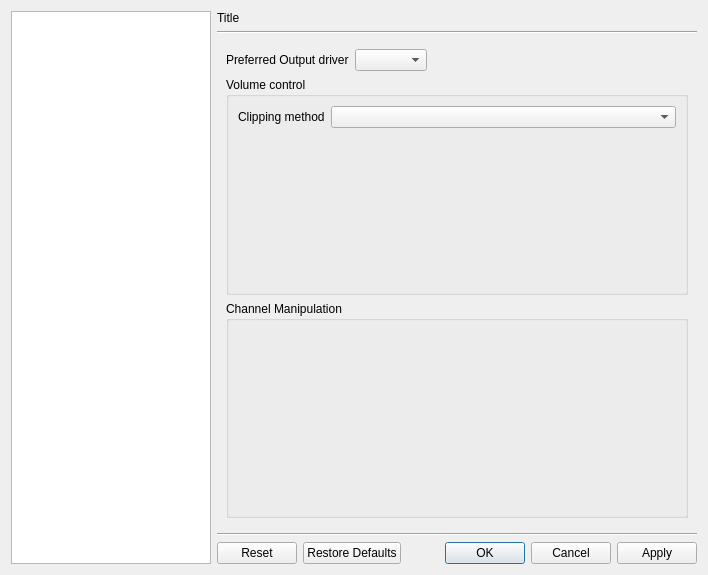
Old version of the form src/cmplayer/ui/prefdialog.ui in the repository bylee20/bomi.
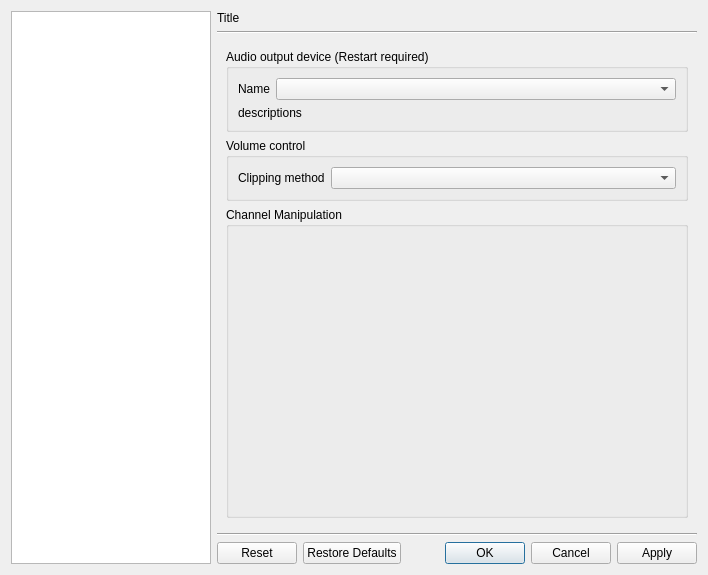
New version of the form. The open tabs and pages were chosen to show the change. Icons and pictures are not drawn. Custom widgets are drawn as their Qt base class.

Commit message: * New: audio device list (#121)

The edit to the form file:
```diff
--- a/src/cmplayer/ui/prefdialog.ui
+++ b/src/cmplayer/ui/prefdialog.ui
@@ -433,31 +433,41 @@
        <widget class="QWidget" name="audio_sound">
         <layout class="QVBoxLayout" name="verticalLayout_37">
          <item>
+          <widget class="QGroupBox" name="groupBox_31">
+           <property name="title">
+            <string>Audio output device (Restart required)</string>
+           </property>
+           <layout class="QVBoxLayout" name="verticalLayout_14">
+            <item>
           <layout class="QHBoxLayout" name="horizontalLayout_21">
            <item>
             <widget class="QLabel" name="label_43">
              <property name="text">
-              <string>Preferred Output driver</string>
+                 <string>Name</string>
              </property>
             </widget>
            </item>
            <item>
-            <widget class="DataComboBox" name="audio_driver"/>
-           </item>
+               <widget class="DataComboBox" name="audio_device">
+                <property name="sizePolicy">
+                 <sizepolicy hsizetype="Expanding" vsizetype="Fixed">
+                  <horstretch>0</horstretch>
+                  <verstretch>0</verstretch>
+                 </sizepolicy>
+                </property>
+               </widget>
+              </item>
+             </layout>
+            </item>
            <item>
-            <spacer name="horizontalSpacer_20">
-             <property name="orientation">
-              <enum>Qt::Horizontal</enum>
-             </property>
-             <property name="sizeHint" stdset="0">
-              <size>
-               <width>40</width>
-               <height>20</height>
-              </size>
-             </property>
-            </spacer>
-           </item>
-          </layout>
+             <widget class="QLabel" name="audio_device_desc">
+              <property name="text">
+               <string notr="true">descriptions</string>
+              </property>
+             </widget>
+            </item>
+           </layout>
+          </widget>
          </item>
          <item>
           <widget class="QGroupBox" name="groupBox_7">
@@ -500,7 +510,14 @@
              <number>0</number>
             </property>
             <item>
-             <widget class="ChannelManipulationWidget" name="channel_manipulation" native="true"/>
+             <widget class="ChannelManipulationWidget" name="channel_manipulation" native="true">
+              <property name="sizePolicy">
+               <sizepolicy hsizetype="Preferred" vsizetype="Expanding">
+                <horstretch>0</horstretch>
+                <verstretch>0</verstretch>
+               </sizepolicy>
+              </property>
+             </widget>
             </item>
            </layout>
           </widget>
```
Left out of the diff: 4 changed lines with no effect on the pictures. Lines whose indentation alone changed are shown as unchanged. The commit also changes 12 other files.
